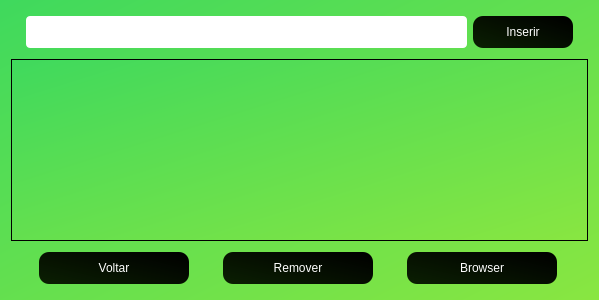
Qt form ui_files/sites_result.ui (caioTeless/final_jambo) before a commit.
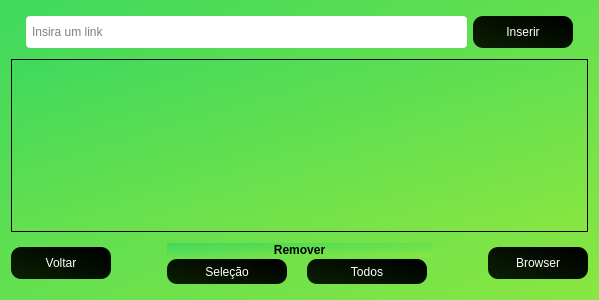
The same form after that commit.

Commit message: implemented jambo_browser and list of sites

```diff
--- a/ui_files/sites_result.ui
+++ b/ui_files/sites_result.ui
@@ -45,6 +45,12 @@
 border-radius: 4px;
 padding: 4px;</string>
        </property>
+       <property name="placeholderText">
+        <string>Insira um link</string>
+       </property>
+       <property name="clearButtonEnabled">
+        <bool>true</bool>
+       </property>
       </widget>
      </item>
      <item>
@@ -138,30 +144,126 @@
       </widget>
      </item>
      <item>
-      <widget class="QPushButton" name="removeResultSites">
-       <property name="minimumSize">
-        <size>
-         <width>150</width>
-         <height>32</height>
-        </size>
+      <layout class="QFormLayout" name="formLayout">
+       <property name="fieldGrowthPolicy">
+        <enum>QFormLayout::FieldsStayAtSizeHint</enum>
        </property>
-       <property name="maximumSize">
-        <size>
-         <width>150</width>
-         <height>32</height>
-        </size>
+       <property name="rowWrapPolicy">
+        <enum>QFormLayout::DontWrapRows</enum>
        </property>
-       <property name="styleSheet">
-        <string notr="true">background-color: qlineargradient(spread:pad, x1:1, y1:0.074, x2:0, y2:0.966227, stop:0 rgba(0, 0, 0, 255), stop:0.9375 rgba(10, 29, 2, 255));
+       <property name="labelAlignment">
+        <set>Qt::AlignCenter</set>
+       </property>
+       <property name="formAlignment">
+        <set>Qt::AlignCenter</set>
+       </property>
+       <property name="horizontalSpacing">
+        <number>20</number>
+       </property>
+       <property name="verticalSpacing">
+        <number>2</number>
+       </property>
+       <property name="leftMargin">
+        <number>50</number>
+       </property>
+       <property name="rightMargin">
+        <number>50</number>
+       </property>
+       <property name="bottomMargin">
+        <number>0</number>
+       </property>
+       <item row="0" column="0" colspan="2">
+        <widget class="QLabel" name="label">
+         <property name="styleSheet">
+          <string notr="true">color: rgb(0, 0, 0);
+font: 12pt &quot;Courier&quot;;
+font-weight: bold;</string>
+         </property>
+         <property name="text">
+          <string>Remover</string>
+         </property>
+         <property name="textFormat">
+          <enum>Qt::AutoText</enum>
+         </property>
+         <property name="scaledContents">
+          <bool>false</bool>
+         </property>
+         <property name="alignment">
+          <set>Qt::AlignCenter</set>
+         </property>
+        </widget>
+       </item>
+       <item row="1" column="0">
+        <widget class="QPushButton" name="removeSelection">
+         <property name="sizePolicy">
+          <sizepolicy hsizetype="Expanding" vsizetype="Minimum">
+           <horstretch>0</horstretch>
+           <verstretch>0</verstretch>
+          </sizepolicy>
+         </property>
+         <property name="minimumSize">
+          <size>
+           <width>120</width>
+           <height>25</height>
+          </size>
+         </property>
+         <property name="maximumSize">
+          <size>
+           <width>120</width>
+           <height>20</height>
+          </size>
+         </property>
+         <property name="layoutDirection">
+          <enum>Qt::LeftToRight</enum>
+         </property>
+         <property name="styleSheet">
+          <string notr="true">background-color: qlineargradient(spread:pad, x1:1, y1:0.074, x2:0, y2:0.966227, stop:0 rgba(0, 0, 0, 255), stop:0.9375 rgba(10, 29, 2, 255));
 border-radius: 10px;
 padding: 5px;
 color: rgb(255, 255, 255);
-font: 10pt &quot;Courier&quot;;</string>
-       </property>
-       <property name="text">
-        <string>Remover</string>
-       </property>
-      </widget>
+font: 9pt &quot;Courier&quot;;</string>
+         </property>
+         <property name="text">
+          <string>Seleção</string>
+         </property>
+        </widget>
+       </item>
+       <item row="1" column="1">
+        <widget class="QPushButton" name="removeAll">
+         <property name="enabled">
+          <bool>false</bool>
+         </property>
+         <property name="sizePolicy">
+          <sizepolicy hsizetype="Expanding" vsizetype="Preferred">
+           <horstretch>0</horstretch>
+           <verstretch>0</verstretch>
+          </sizepolicy>
+         </property>
+         <property name="minimumSize">
+          <size>
+           <width>120</width>
+           <height>0</height>
+          </size>
+         </property>
+         <property name="maximumSize">
+          <size>
+           <width>120</width>
+           <height>25</height>
+          </size>
+         </property>
+         <property name="styleSheet">
+          <string notr="true">background-color: qlineargradient(spread:pad, x1:1, y1:0.074, x2:0, y2:0.966227, stop:0 rgba(0, 0, 0, 255), stop:0.9375 rgba(10, 29, 2, 255));
+border-radius: 10px;
+padding: 5px;
+color: rgb(255, 255, 255);
+font: 9pt &quot;Courier&quot;;</string>
+         </property>
+         <property name="text">
+          <string>Todos</string>
+         </property>
+        </widget>
+       </item>
+      </layout>
      </item>
      <item>
       <widget class="QPushButton" name="browserResultSites">
```
Left out of the diff: 2 changed lines with no effect on the pictures. The commit also changes 25 other files.
